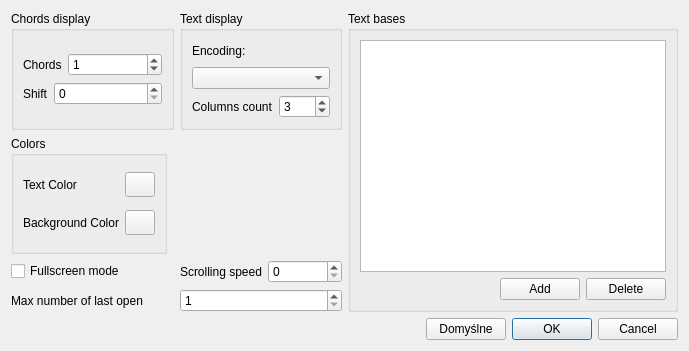
Qt form properties/propertiesdialog.ui (krystiankaluzny/GuitarTextQt) before a commit.
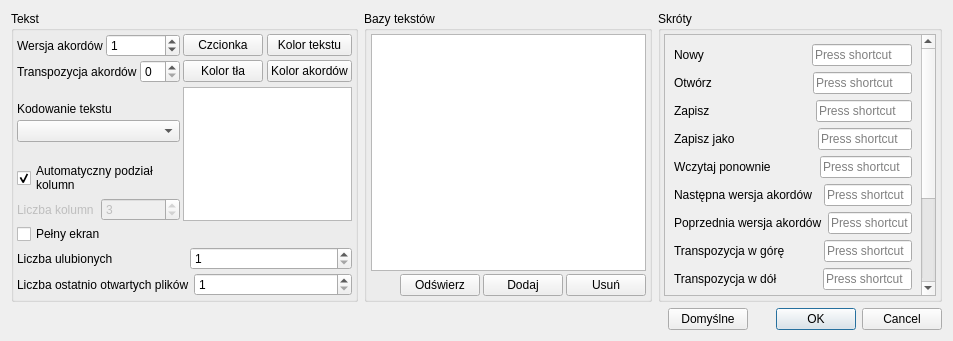
The same form after that commit. Icons and pictures are not drawn.

What changed in the file:
```diff
--- a/properties/propertiesdialog.ui
+++ b/properties/propertiesdialog.ui
@@ -6,30 +6,67 @@
    <rect>
     <x>0</x>
     <y>0</y>
-    <width>689</width>
-    <height>351</height>
+    <width>953</width>
+    <height>341</height>
    </rect>
   </property>
   <property name="windowTitle">
    <string>Properties</string>
   </property>
-  <layout class="QVBoxLayout" name="verticalLayout_9">
+  <property name="windowIcon">
+   <iconset resource="../icons.qrc">
+    <normaloff>:/file/icon/propertise.png</normaloff>:/file/icon/propertise.png</iconset>
+  </property>
+  <layout class="QVBoxLayout" name="verticalLayout_13">
    <item>
-    <layout class="QHBoxLayout" name="horizontalLayout_13">
+    <layout class="QHBoxLayout" name="horizontalLayout_16">
      <item>
-      <layout class="QVBoxLayout" name="verticalLayout_7">
-       <item>
-        <layout class="QHBoxLayout" name="horizontalLayout_6">
-         <item>
-          <widget class="QGroupBox" name="groupBox">
-           <property name="title">
-            <string>Chords display</string>
-           </property>
-           <layout class="QVBoxLayout" name="verticalLayout_3">
+      <widget class="QGroupBox" name="groupBox_2">
+       <property name="sizePolicy">
+        <sizepolicy hsizetype="Fixed" vsizetype="Preferred">
+         <horstretch>0</horstretch>
+         <verstretch>0</verstretch>
+        </sizepolicy>
+       </property>
+       <property name="title">
+        <string>Tekst</string>
+       </property>
+       <layout class="QVBoxLayout" name="verticalLayout_10">
+        <property name="spacing">
+         <number>3</number>
+        </property>
+        <property name="leftMargin">
+         <number>3</number>
+        </property>
+        <property name="topMargin">
+         <number>3</number>
+        </property>
+        <property name="rightMargin">
+         <number>3</number>
+        </property>
+        <property name="bottomMargin">
+         <number>3</number>
+        </property>
+        <item>
+         <layout class="QHBoxLayout" name="horizontalLayout_14">
+          <property name="spacing">
+           <number>3</number>
+          </property>
+          <item>
+           <layout class="QVBoxLayout" name="verticalLayout_9">
+            <property name="spacing">
+             <number>3</number>
+            </property>
             <item>
              <layout class="QVBoxLayout" name="verticalLayout_2">
+              <property name="spacing">
+               <number>3</number>
+              </property>
               <item>
                <layout class="QHBoxLayout" name="horizontalLayout">
+                <property name="spacing">
+                 <number>3</number>
+                </property>
                 <item>
                  <widget class="QLabel" name="label">
                   <property name="sizePolicy">
@@ -39,7 +76,7 @@
                    </sizepolicy>
                   </property>
                   <property name="text">
-                   <string>Chords</string>
+                   <string>Wersja akordów</string>
                   </property>
                  </widget>
                 </item>
@@ -57,6 +94,9 @@
               </item>
               <item>
                <layout class="QHBoxLayout" name="horizontalLayout_2">
+                <property name="spacing">
+                 <number>3</number>
+                </property>
                 <item>
                  <widget class="QLabel" name="l_shift">
                   <property name="sizePolicy">
@@ -66,7 +106,7 @@
                    </sizepolicy>
                   </property>
                   <property name="text">
-                   <string>Shift</string>
+                   <string>Transpozycja akordów</string>
                   </property>
                  </widget>
                 </item>
@@ -87,197 +127,302 @@
               </item>
              </layout>
             </item>
-           </layout>
-          </widget>
-         </item>
-         <item>
-          <widget class="QGroupBox" name="groupBox_2">
-           <property name="title">
-            <string>Text display</string>
-           </property>
-           <layout class="QVBoxLayout" name="verticalLayout_4">
             <item>
-             <layout class="QVBoxLayout" name="verticalLayout">
+             <layout class="QVBoxLayout" name="verticalLayout_6">
+              <property name="spacing">
+               <number>3</number>
+              </property>
               <item>
-               <widget class="QLabel" name="label_2">
-                <property name="text">
-                 <string>Encoding:</string>
+               <spacer name="verticalSpacer_2">
+                <property name="orientation">
+                 <enum>Qt::Vertical</enum>
                 </property>
-               </widget>
+                <property name="sizeHint" stdset="0">
+                 <size>
+                  <width>20</width>
+                  <height>40</height>
+                 </size>
+                </property>
+               </spacer>
               </item>
               <item>
-               <widget class="QComboBox" name="comboBox_encoding">
-                <property name="sizePolicy">
-                 <sizepolicy hsizetype="Preferred" vsizetype="Preferred">
-                  <horstretch>0</horstretch>
-                  <verstretch>0</verstretch>
-                 </sizepolicy>
+               <layout class="QVBoxLayout" name="verticalLayout">
+                <property name="spacing">
+                 <number>4</number>
                 </property>
-               </widget>
+                <item>
+                 <widget class="QLabel" name="label_2">
+                  <property name="toolTip">
+                   <string>Set encoding</string>
+                  </property>
+                  <property name="text">
+                   <string>Kodowanie tekstu</string>
+                  </property>
+                 </widget>
+                </item>
+                <item>
+                 <widget class="QComboBox" name="comboBox_encoding">
+                  <property name="sizePolicy">
+                   <sizepolicy hsizetype="Preferred" vsizetype="Preferred">
+                    <horstretch>0</horstretch>
+                    <verstretch>0</verstretch>
+                   </sizepolicy>
+                  </property>
+                  <property name="toolTip">
+                   <string>Set encoding</string>
+                  </property>
+                  <property name="statusTip">
+                   <string>Kodowanie tekstu</string>
+                  </property>
+                 </widget>
+                </item>
+               </layout>
               </item>
-             </layout>
-            </item>
-            <item>
-             <layout class="QHBoxLayout" name="horizontalLayout_3">
               <item>
-               <widget class="QLabel" name="label_5">
-                <property name="text">
-                 <string>Columns count</string>
+               <spacer name="verticalSpacer">
+                <property name="orientation">
+                 <enum>Qt::Vertical</enum>
                 </property>
-               </widget>
+                <property name="sizeHint" stdset="0">
+                 <size>
+                  <width>20</width>
+                  <height>40</height>
+                 </size>
+                </property>
+               </spacer>
               </item>
               <item>
-               <widget class="QSpinBox" name="spinBox_column">
-                <property name="minimum">
-                 <number>1</number>
+               <widget class="QCheckBox" name="checkBox_auto_column">
+                <property name="toolTip">
+                 <string>Adjusting the number of columns</string>
                 </property>
-                <property name="maximum">
-                 <number>5</number>
+                <property name="text">
+                 <string>Automatyczny podział
+kolumn</string>
                 </property>
-                <property name="singleStep">
-                 <number>1</number>
+                <property name="checked">
+                 <bool>true</bool>
                 </property>
-                <property name="value">
-                 <number>3</number>
-                </property>
                </widget>
               </item>
+              <item>
+               <layout class="QHBoxLayout" name="horizontalLayout_3">
+                <property name="spacing">
+                 <number>4</number>
+                </property>
+                <item>
+                 <widget class="QLabel" name="label_5">
+                  <property name="enabled">
+                   <bool>false</bool>
+                  </property>
+                  <property name="text">
+                   <string>Liczba kolumn</string>
+                  </property>
+                 </widget>
+                </item>
+                <item>
+                 <widget class="QSpinBox" name="spinBox_column">
+                  <property name="enabled">
+                   <bool>false</bool>
+                  </property>
+                  <property name="toolTip">
+                   <string>Liczba kolumn</string>
+                  </property>
+                  <property name="minimum">
+                   <number>1</number>
+                  </property>
+                  <property name="maximum">
+                   <number>5</number>
+                  </property>
+                  <property name="singleStep">
+                   <number>1</number>
+                  </property>
+                  <property name="value">
+                   <number>3</number>
+                  </property>
+                 </widget>
+                </item>
+               </layout>
+              </item>
              </layout>
             </item>
            </layout>
-          </widget>
-         </item>
-        </layout>
-       </item>
-       <item>
-        <layout class="QHBoxLayout" name="horizontalLayout_14">
-         <item>
-          <widget class="QGroupBox" name="groupBox_3">
-           <property name="title">
-            <string>Colors</string>
-           </property>
-           <layout class="QVBoxLayout" name="verticalLayout_6">
+          </item>
+          <item>
+           <layout class="QVBoxLayout" name="verticalLayout_7">
+            <property name="spacing">
+             <number>5</number>
+            </property>
             <item>
-             <layout class="QHBoxLayout" name="horizontalLayout_4">
-              <item>
-               <widget class="QLabel" name="label_3">
+             <layout class="QGridLayout" name="gridLayout">
+              <property name="sizeConstraint">
+               <enum>QLayout::SetMinimumSize</enum>
+              </property>
+              <property name="spacing">
+               <number>4</number>
+              </property>
+              <item row="0" column="0">
+               <widget class="QPushButton" name="pushButton_font">
                 <property name="text">
-                 <string>Text Color</string>
+                 <string>Czcionka</string>
                 </property>
                </widget>
               </item>
-              <item>
+              <item row="0" column="1">
                <widget class="QPushButton" name="pushButton_text_color">
-                <property name="maximumSize">
-                 <size>
-                  <width>30</width>
-                  <height>25</height>
-                 </size>
+                <property name="statusTip">
+                 <string>Kolor tekstu</string>
                 </property>
                 <property name="text">
-                 <string/>
+                 <string>Kolor tekstu</string>
                 </property>
                </widget>
               </item>
-             </layout>
-            </item>
-            <item>
-             <layout class="QHBoxLayout" name="horizontalLayout_5">
-              <item>
-               <widget class="QLabel" name="label_4">
-                <property name="text">
-                 <string>Background Color</string>
-                </property>
-               </widget>
-              </item>
-              <item>
+              <item row="1" column="0">
                <widget class="QPushButton" name="pushButton_background_color">
-                <property name="maximumSize">
-                 <size>
-                  <width>30</width>
-                  <height>25</height>
-                 </size>
+                <property name="statusTip">
+                 <string>Kolor tła</string>
                 </property>
                 <property name="text">
-                 <string/>
+                 <string>Kolor tła</string>
+                </property>
+               </widget>
+              </item>
+              <item row="1" column="1">
+               <widget class="QPushButton" name="pushButton_chords_color_3">
+                <property name="toolTip">
+                 <string>Kolor akordów</string>
+                </property>
+                <property name="text">
+                 <string>Kolor akordów</string>
                 </property>
                </widget>
               </item>
              </layout>
             </item>
+            <item>
+             <widget class="QTextEdit" name="et_simple_font">
+              <property name="sizePolicy">
+               <sizepolicy hsizetype="Ignored" vsizetype="Expanding">
+                <horstretch>0</horstretch>
+                <verstretch>0</verstretch>
+               </sizepolicy>
+              </property>
+              <property name="readOnly">
+               <bool>true</bool>
+              </property>
+              <property name="html">
+               <string>&lt;!DOCTYPE HTML PUBLIC &quot;-//W3C//DTD HTML 4.0//EN&quot; &quot;http://www.w3.org/TR/REC-html40/strict.dtd&quot;&gt;
+&lt;html&gt;&lt;head&gt;&lt;meta name=&quot;qrichtext&quot; content=&quot;1&quot; /&gt;&lt;style type=&quot;text/css&quot;&gt;
+p, li { white-space: pre-wrap; }
+&lt;/style&gt;&lt;/head&gt;&lt;body style=&quot; font-family:'Sans Serif'; font-size:9pt; font-weight:400; font-style:normal;&quot;&gt;
+&lt;p align=&quot;center&quot; style=&quot;-qt-paragraph-type:empty; margin-top:0px; margin-bottom:0px; margin-left:0px; margin-right:0px; -qt-block-indent:0; text-indent:0px; font-family:'MS Shell Dlg 2'; font-size:8pt;&quot;&gt;&lt;br /&gt;&lt;/p&gt;&lt;/body&gt;&lt;/html&gt;</string>
+              </property>
+             </widget>
+            </item>
            </layout>
-          </widget>
-         </item>
-         <item>
-          <spacer name="horizontalSpacer">
-           <property name="orientation">
-            <enum>Qt::Horizontal</enum>
-           </property>
-           <property name="sizeHint" stdset="0">
-            <size>
-             <width>40</width>
-             <height>20</height>
-            </size>
-           </property>
-          </spacer>
-         </item>
-        </layout>
-       </item>
-       <item>
-        <layout class="QVBoxLayout" name="verticalLayout_5">
-         <item>
-          <layout class="QHBoxLayout" name="horizontalLayout_11">
-           <item>
-            <widget class="QCheckBox" name="checkBox_fullscreen">
-             <property name="text">
-              <string>Fullscreen mode</string>
-             </property>
-            </widget>
-           </item>
-           <item>
-            <layout class="QHBoxLayout" name="horizontalLayout_8">
-             <item>
-              <widget class="QLabel" name="label_7">
-               <property name="text">
-                <string>Scrolling speed</string>
-               </property>
-              </widget>
-             </item>
-             <item>
-              <widget class="QSpinBox" name="spinBox_speed"/>
-             </item>
-            </layout>
-           </item>
-          </layout>
-         </item>
-         <item>
-          <layout class="QHBoxLayout" name="horizontalLayout_7">
-           <item>
-            <widget class="QLabel" name="label_6">
-             <property name="text">
-              <string>Max number of last open</string>
-             </property>
-            </widget>
-           </item>
-           <item>
-            <widget class="QSpinBox" name="spinBox__max_last_open">
-             <property name="minimum">
-              <number>1</number>
-             </property>
-            </widget>
-           </item>
-          </layout>
-         </item>
-        </layout>
-       </item>
-      </layout>
+          </item>
+         </layout>
+        </item>
+        <item>
+         <layout class="QVBoxLayout" name="verticalLayout_5">
+          <property name="spacing">
+           <number>3</number>
+          </property>
+          <item>
+           <layout class="QHBoxLayout" name="horizontalLayout_11">
+            <property name="spacing">
+             <number>3</number>
+            </property>
+            <item>
+             <widget class="QCheckBox" name="checkBox_fullscreen">
+              <property name="text">
+               <string>Pełny ekran</string>
+              </property>
+             </widget>
+            </item>
+           </layout>
+          </item>
+          <item>
+           <layout class="QHBoxLayout" name="horizontalLayout_17">
+            <property name="spacing">
+             <number>10</number>
+            </property>
+            <item>
+             <widget class="QLabel" name="label_10">
+              <property name="toolTip">
+               <string>Size of recently file list</string>
+              </property>
+              <property name="text">
+               <string>Liczba ulubionych</string>
+              </property>
+             </widget>
+            </item>
+            <item>
+             <widget class="QSpinBox" name="spinBox__max_favourites">
+              <property name="toolTip">
+               <string>Liczba ostatnio otwartych plików</string>
+              </property>
+              <property name="minimum">
+               <number>1</number>
+              </property>
+             </widget>
+            </item>
+           </layout>
+          </item>
+          <item>
+           <layout class="QHBoxLayout" name="horizontalLayout_7">
+            <property name="spacing">
+             <number>5</number>
+            </property>
+            <item>
+             <widget class="QLabel" name="label_6">
+              <property name="toolTip">
+               <string>Size of recently file list</string>
+              </property>
+              <property name="text">
+               <string>Liczba ostatnio otwartych plików</string>
+              </property>
+             </widget>
+            </item>
+            <item>
+             <widget class="QSpinBox" name="spinBox__max_last_open">
+              <property name="toolTip">
+               <string>Liczba ostatnio otwartych plików</string>
+              </property>
+              <property name="minimum">
+               <number>1</number>
+              </property>
+             </widget>
+            </item>
+           </layout>
+          </item>
+         </layout>
+        </item>
+       </layout>
+      </widget>
      </item>
      <item>
       <widget class="QGroupBox" name="groupBox_4">
        <property name="title">
-        <string>Text bases</string>
+        <string>Bazy tekstów</string>
        </property>
        <layout class="QVBoxLayout" name="verticalLayout_8">
+        <property name="spacing">
+         <number>3</number>
+        </property>
+        <property name="leftMargin">
+         <number>4</number>
+        </property>
+        <property name="topMargin">
+         <number>3</number>
+        </property>
+        <property name="rightMargin">
+         <number>3</number>
+        </property>
+        <property name="bottomMargin">
+         <number>3</number>
+        </property>
         <item>
          <widget class="QTableView" name="tableView_bases">
           <attribute name="horizontalHeaderCascadingSectionResizes">
@@ -302,6 +447,9 @@
         </item>
         <item>
          <layout class="QHBoxLayout" name="horizontalLayout_12">
+          <property name="spacing">
+           <number>3</number>
+          </property>
           <item>
            <spacer name="horizontalSpacer_4">
             <property name="orientation">
@@ -315,17 +463,27 @@
             </property>
            </spacer>
           </item>
+          <item>
+           <widget class="QPushButton" name="pushButton_refresh">
+            <property name="toolTip">
+             <string>Wczytaj ponownie wszystki bazy</string>
+            </property>
+            <property name="text">
+             <string>Odświerz</string>
+            </property>
+           </widget>
+          </item>
           <item>
            <widget class="QPushButton" name="pushButton_add_base">
             <property name="text">
-             <string>Add</string>
+             <string>Dodaj</string>
             </property>
            </widget>
           </item>
           <item>
            <widget class="QPushButton" name="pushButton_delete_base">
             <property name="text">
-             <string>Delete</string>
+             <string>Usuń</string>
             </property>
            </widget>
           </item>
@@ -334,10 +492,306 @@
        </layout>
       </widget>
      </item>
+     <item>
+      <widget class="QGroupBox" name="groupBox_5">
+       <property name="minimumSize">
+        <size>
+         <width>270</width>
+         <height>0</height>
+        </size>
+       </property>
+       <property name="title">
+        <string>Skróty</string>
+       </property>
+       <layout class="QVBoxLayout" name="verticalLayout_11">
+        <property name="spacing">
+         <number>3</number>
+        </property>
+        <property name="leftMargin">
+         <number>3</number>
+        </property>
+        <property name="topMargin">
+         <number>3</number>
+        </property>
+        <property name="rightMargin">
+         <number>3</number>
+        </property>
+        <property name="bottomMargin">
+         <number>3</number>
+        </property>
+        <item>
+         <widget class="QScrollArea" name="scrollArea">
+          <property name="minimumSize">
+           <size>
+            <width>72</width>
+            <height>0</height>
+           </size>
+          </property>
+          <property name="widgetResizable">
+           <bool>true</bool>
+          </property>
+          <widget class="QWidget" name="scrollAreaWidgetContents">
+           <property name="geometry">
+            <rect>
+             <x>0</x>
+             <y>0</y>
+             <width>242</width>
+             <height>432</height>
+            </rect>
+           </property>
+           <layout class="QVBoxLayout" name="verticalLayout_12">
+            <item>
+             <layout class="QHBoxLayout" name="horizontalLayout_13">
+              <property name="spacing">
+               <number>108</number>
+              </property>
+              <property name="sizeConstraint">
+               <enum>QLayout::SetDefaultConstraint</enum>
+              </property>
+              <item>
+               <widget class="QLabel" name="label_8">
+                <property name="text">
+                 <string>Nowy</string>
+                </property>
+               </widget>
+              </item>
+              <item>
+               <widget class="QKeySequenceEdit" name="kse_new"/>
+              </item>
+             </layout>
+            </item>
+            <item>
+             <layout class="QHBoxLayout" name="horizontalLayout_15">
+              <property name="spacing">
+               <number>101</number>
+              </property>
+              <item>
+               <widget class="QLabel" name="label_11">
+                <property name="text">
+                 <string>Otwórz</string>
+                </property>
+               </widget>
+              </item>
+              <item>
+               <widget class="QKeySequenceEdit" name="kse_open"/>
+              </item>
+             </layout>
+            </item>
+            <item>
+             <layout class="QHBoxLayout" name="horizontalLayout_18">
+              <property name="spacing">
+               <number>106</number>
+              </property>
+              <item>
+               <widget class="QLabel" name="label_12">
+                <property name="text">
+                 <string>Zapisz</string>
+                </property>
+               </widget>
+              </item>
+              <item>
+               <widget class="QKeySequenceEdit" name="kse_save"/>
+              </item>
+             </layout>
+            </item>
+            <item>
+             <layout class="QHBoxLayout" name="horizontalLayout_19">
+              <property name="spacing">
+               <number>83</number>
+              </property>
+              <item>
+               <widget class="QLabel" name="label_13">
+                <property name="text">
+                 <string>Zapisz jako</string>
+                </property>
+               </widget>
+              </item>
+              <item>
+               <widget class="QKeySequenceEdit" name="kse_save_as"/>
+              </item>
+             </layout>
+            </item>
+            <item>
+             <layout class="QHBoxLayout" name="horizontalLayout_20">
+              <property name="spacing">
+               <number>49</number>
+              </property>
+              <item>
+               <widget class="QLabel" name="label_14">
+                <property name="text">
+                 <string>Wczytaj ponownie</string>
+                </property>
+               </widget>
+              </item>
+              <item>
+               <widget class="QKeySequenceEdit" name="kse_reload"/>
+              </item>
+             </layout>
+            </item>
+            <item>
+             <layout class="QHBoxLayout" name="horizontalLayout_21">
+              <property name="spacing">
+               <number>12</number>
+              </property>
+              <item>
+               <widget class="QLabel" name="label_15">
+                <property name="text">
+                 <string>Następna wersja akordów</string>
+                </property>
+               </widget>
+              </item>
+              <item>
+               <widget class="QKeySequenceEdit" name="kse_chords_up"/>
+              </item>
+             </layout>
+            </item>
+            <item>
+             <layout class="QHBoxLayout" name="horizontalLayout_43">
+              <item>
+               <widget class="QLabel" name="label_37">
+                <property name="text">
+                 <string>Poprzednia wersja akordów</string>
+                </property>
+               </widget>
+              </item>
+              <item>
+               <widget class="QKeySequenceEdit" name="kse_chords_down"/>
+              </item>
+             </layout>
+            </item>
+            <item>
+             <layout class="QHBoxLayout" name="horizontalLayout_37">
+              <property name="spacing">
+               <number>39</number>
+              </property>
+              <item>
+               <widget class="QLabel" name="label_31">
+                <property name="text">
+                 <string>Transpozycja w górę</string>
+                </property>
+               </widget>
+              </item>
+              <item>
+               <widget class="QKeySequenceEdit" name="kse_shift_up"/>
+              </item>
+             </layout>
+            </item>
+            <item>
+             <layout class="QHBoxLayout" name="horizontalLayout_38">
+              <property name="spacing">
+               <number>46</number>
+              </property>
+              <item>
+               <widget class="QLabel" name="label_32">
+                <property name="text">
+                 <string>Transpozycja w dół</string>
+                </property>
+               </widget>
+              </item>
+              <item>
+               <widget class="QKeySequenceEdit" name="kse_shift_down"/>
+              </item>
+             </layout>
+            </item>
+            <item>
+             <layout class="QHBoxLayout" name="horizontalLayout_39">
+              <property name="spacing">
+               <number>80</number>
+              </property>
+              <item>
+               <widget class="QLabel" name="label_33">
+                <property name="text">
+                 <string>Pełny ekran</string>
+                </property>
+               </widget>
+              </item>
+              <item>
+               <widget class="QKeySequenceEdit" name="kse_fullscreen"/>
+              </item>
+             </layout>
+            </item>
+            <item>
+             <layout class="QHBoxLayout" name="horizontalLayout_40">
+              <property name="spacing">
+               <number>79</number>
+              </property>
+              <item>
+               <widget class="QLabel" name="label_34">
+                <property name="text">
+                 <string>Właściwości</string>
+                </property>
+               </widget>
+              </item>
+              <item>
+               <widget class="QKeySequenceEdit" name="kse_properties"/>
+              </item>
+             </layout>
+            </item>
+            <item>
+             <layout class="QHBoxLayout" name="horizontalLayout_41">
+              <property name="spacing">
+               <number>50</number>
+              </property>
+              <item>
+               <widget class="QLabel" name="label_35">
+                <property name="text">
+                 <string>Wyszukaj w bazie</string>
+                </property>
+               </widget>
+              </item>
+              <item>
+               <widget class="QKeySequenceEdit" name="kse_find"/>
+              </item>
+             </layout>
+            </item>
+            <item>
+             <layout class="QHBoxLayout" name="horizontalLayout_45">
+              <property name="spacing">
+               <number>70</number>
+              </property>
+              <item>
+               <widget class="QLabel" name="label_39">
+                <property name="text">
+                 <string>Szybkie opcje</string>
+                </property>
+               </widget>
+              </item>
+              <item>
+               <widget class="QKeySequenceEdit" name="kse_quick_options"/>
+              </item>
+             </layout>
+            </item>
+            <item>
+             <layout class="QHBoxLayout" name="horizontalLayout_46">
+              <property name="spacing">
+               <number>98</number>
+              </property>
+              <item>
+               <widget class="QLabel" name="label_40">
+                <property name="text">
+                 <string>Wyjście</string>
+                </property>
+               </widget>
+              </item>
+              <item>
+               <widget class="QKeySequenceEdit" name="kse_close"/>
+              </item>
+             </layout>
+            </item>
+           </layout>
+          </widget>
+         </widget>
+        </item>
+       </layout>
+      </widget>
+     </item>
     </layout>
    </item>
    <item>
     <layout class="QHBoxLayout" name="horizontalLayout_10">
+     <property name="spacing">
+      <number>3</number>
+     </property>
      <item>
       <spacer name="horizontalSpacer_2">
        <property name="orientation">
@@ -353,6 +807,9 @@
      </item>
      <item>
       <layout class="QHBoxLayout" name="horizontalLayout_9">
+       <property name="spacing">
+        <number>3</number>
+       </property>
        <item>
         <spacer name="horizontalSpacer_3">
          <property name="orientation">
@@ -378,15 +835,9 @@
          <property name="layoutDirection">
           <enum>Qt::LeftToRight</enum>
          </property>
-         <property name="orientation">
-          <enum>Qt::Horizontal</enum>
-         </property>
          <property name="standardButtons">
           <set>QDialogButtonBox::Cancel|QDialogButtonBox::Ok</set>
          </property>
-         <property name="centerButtons">
-          <bool>false</bool>
-         </property>
         </widget>
        </item>
       </layout>
```
Left out of the diff: 18 changed lines with no effect on the pictures.
